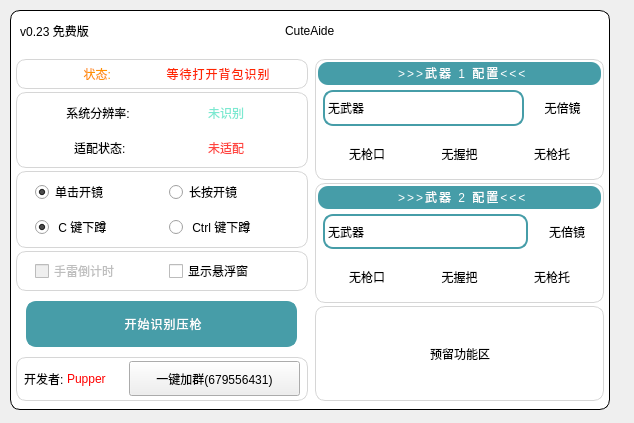
This is views/home.ui in Pupper0601/CuteAide as Qt 5 draws it before an edit. The edited form follows.
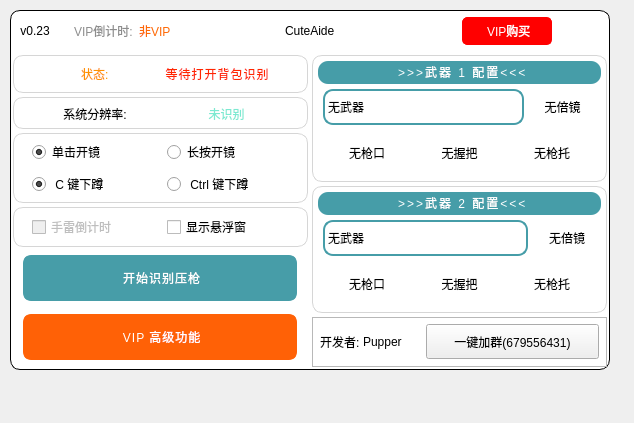
This is the edited form. Icons and pictures are not drawn.

Commit message: 1.增加登录功能 2.修复识别后无法输出的问题 3.ui更改

```diff
--- a/views/home.ui
+++ b/views/home.ui
@@ -27,19 +27,19 @@
       <x>10</x>
       <y>10</y>
       <width>600</width>
-      <height>400</height>
+      <height>360</height>
      </rect>
     </property>
     <property name="minimumSize">
      <size>
       <width>600</width>
-      <height>400</height>
+      <height>360</height>
      </size>
     </property>
     <property name="maximumSize">
      <size>
       <width>600</width>
-      <height>400</height>
+      <height>360</height>
      </size>
     </property>
     <property name="styleSheet">
@@ -93,7 +93,7 @@
          <widget class="QFrame" name="frame_16">
           <property name="sizePolicy">
            <sizepolicy hsizetype="Expanding" vsizetype="Preferred">
-            <horstretch>0</horstretch>
+            <horstretch>1</horstretch>
             <verstretch>0</verstretch>
            </sizepolicy>
           </property>
@@ -124,7 +124,7 @@
 }</string>
              </property>
              <property name="text">
-              <string>v0.23 免费版</string>
+              <string>v0.23</string>
              </property>
              <property name="icon">
               <iconset resource="../resource.qrc">
@@ -148,12 +148,52 @@
              </property>
              <property name="sizeHint" stdset="0">
               <size>
-               <width>71</width>
+               <width>5</width>
                <height>13</height>
               </size>
              </property>
             </spacer>
            </item>
+           <item>
+            <widget class="QLabel" name="label_19">
+             <property name="styleSheet">
+              <string notr="true">#label_19{
+	font: 700 8pt;
+	color: rgb(141, 141, 141);
+}</string>
+             </property>
+             <property name="text">
+              <string>VIP倒计时:</string>
+             </property>
+            </widget>
+           </item>
+           <item>
+            <widget class="QLabel" name="label_3">
+             <property name="styleSheet">
+              <string notr="true">#label_3{
+	color: rgb(255, 105, 5);
+	font: 700 8pt;
+	
+}</string>
+             </property>
+             <property name="text">
+              <string>非VIP</string>
+             </property>
+            </widget>
+           </item>
+           <item>
+            <spacer name="horizontalSpacer_48">
+             <property name="orientation">
+              <enum>Qt::Orientation::Horizontal</enum>
+             </property>
+             <property name="sizeHint" stdset="0">
+              <size>
+               <width>30</width>
+               <height>20</height>
+              </size>
+             </property>
+            </spacer>
+           </item>
           </layout>
          </widget>
         </item>
@@ -161,7 +201,7 @@
          <widget class="QFrame" name="frame_18">
           <property name="sizePolicy">
            <sizepolicy hsizetype="Expanding" vsizetype="Preferred">
-            <horstretch>0</horstretch>
+            <horstretch>1</horstretch>
             <verstretch>0</verstretch>
            </sizepolicy>
           </property>
@@ -241,6 +281,12 @@
         </item>
         <item>
          <widget class="QFrame" name="frame_17">
+          <property name="sizePolicy">
+           <sizepolicy hsizetype="Preferred" vsizetype="Preferred">
+            <horstretch>1</horstretch>
+            <verstretch>0</verstretch>
+           </sizepolicy>
+          </property>
           <property name="minimumSize">
            <size>
             <width>0</width>
@@ -264,16 +310,16 @@
             <number>6</number>
            </property>
            <property name="leftMargin">
-            <number>12</number>
+            <number>5</number>
            </property>
            <property name="topMargin">
-            <number>10</number>
+            <number>5</number>
            </property>
            <property name="rightMargin">
-            <number>12</number>
+            <number>5</number>
            </property>
            <property name="bottomMargin">
-            <number>12</number>
+            <number>5</number>
            </property>
            <item>
             <spacer name="horizontalSpacer_5">
@@ -288,6 +334,60 @@
              </property>
             </spacer>
            </item>
+           <item>
+            <widget class="QPushButton" name="pushButton_7">
+             <property name="enabled">
+              <bool>false</bool>
+             </property>
+             <property name="minimumSize">
+              <size>
+               <width>90</width>
+               <height>28</height>
+              </size>
+             </property>
+             <property name="maximumSize">
+              <size>
+               <width>90</width>
+               <height>16777215</height>
+              </size>
+             </property>
+             <property name="styleSheet">
+              <string notr="true">#pushButton_7{
+	font: 700 10pt;
+	color: rgb(255, 255, 255);
+	border: 1px solid rgb(255, 0, 0);
+	background: rgb(255, 0, 0);
+	border-radius: 5px;
+}
+
+#pushButton_7:hover{
+	color: rgb(255, 255, 255);
+	border: 1px solid rgb(255, 92, 16);
+	background: rgb(255, 92, 16);
+}</string>
+             </property>
+             <property name="text">
+              <string> VIP购买</string>
+             </property>
+             <property name="icon">
+              <iconset resource="../resource.qrc">
+               <normaloff>:/icon/resource/icon/vip.png</normaloff>:/icon/resource/icon/vip.png</iconset>
+             </property>
+            </widget>
+           </item>
+           <item>
+            <spacer name="horizontalSpacer_47">
+             <property name="orientation">
+              <enum>Qt::Orientation::Horizontal</enum>
+             </property>
+             <property name="sizeHint" stdset="0">
+              <size>
+               <width>40</width>
+               <height>20</height>
+              </size>
+             </property>
+            </spacer>
+           </item>
            <item>
             <widget class="QPushButton" name="pushButton_4">
              <property name="minimumSize">
@@ -405,26 +505,26 @@
           </property>
           <layout class="QVBoxLayout" name="verticalLayout_6">
            <property name="spacing">
-            <number>3</number>
+            <number>2</number>
            </property>
            <property name="leftMargin">
-            <number>5</number>
+            <number>2</number>
            </property>
            <property name="topMargin">
-            <number>8</number>
+            <number>2</number>
            </property>
            <property name="rightMargin">
             <number>2</number>
            </property>
            <property name="bottomMargin">
-            <number>8</number>
+            <number>2</number>
            </property>
            <item>
             <widget class="QFrame" name="frame_24">
              <property name="maximumSize">
               <size>
                <width>16777215</width>
-               <height>30</height>
+               <height>38</height>
               </size>
              </property>
              <property name="styleSheet">
@@ -552,7 +652,13 @@
              <property name="minimumSize">
               <size>
                <width>0</width>
-               <height>61</height>
+               <height>32</height>
+              </size>
+             </property>
+             <property name="maximumSize">
+              <size>
+               <width>16777215</width>
+               <height>32</height>
               </size>
              </property>
              <property name="styleSheet">
@@ -570,19 +676,19 @@
              </property>
              <layout class="QVBoxLayout" name="verticalLayout_2">
               <property name="spacing">
-               <number>1</number>
+               <number>0</number>
               </property>
               <property name="leftMargin">
-               <number>2</number>
+               <number>0</number>
               </property>
               <property name="topMargin">
-               <number>2</number>
+               <number>0</number>
               </property>
               <property name="rightMargin">
-               <number>2</number>
+               <number>0</number>
               </property>
               <property name="bottomMargin">
-               <number>2</number>
+               <number>0</number>
               </property>
               <item>
                <widget class="QFrame" name="frame_8">
@@ -595,13 +701,13 @@
                 <property name="minimumSize">
                  <size>
                   <width>0</width>
-                  <height>20</height>
+                  <height>32</height>
                  </size>
                 </property>
                 <property name="maximumSize">
                  <size>
                   <width>16777215</width>
-                  <height>40</height>
+                  <height>32</height>
                  </size>
                 </property>
                 <property name="styleSheet">
@@ -699,114 +805,6 @@
                 </layout>
                </widget>
               </item>
-              <item>
-               <widget class="QFrame" name="frame_9">
-                <property name="sizePolicy">
-                 <sizepolicy hsizetype="Expanding" vsizetype="Preferred">
-                  <horstretch>0</horstretch>
-                  <verstretch>1</verstretch>
-                 </sizepolicy>
-                </property>
-                <property name="maximumSize">
-                 <size>
-                  <width>16777215</width>
-                  <height>40</height>
-                 </size>
-                </property>
-                <property name="styleSheet">
-                 <string notr="true">#frame_9{
-	border: none;
-}</string>
-                </property>
-                <property name="frameShape">
-                 <enum>QFrame::Shape::StyledPanel</enum>
-                </property>
-                <property name="frameShadow">
-                 <enum>QFrame::Shadow::Raised</enum>
-                </property>
-                <layout class="QHBoxLayout" name="horizontalLayout_3">
-                 <property name="spacing">
-                  <number>0</number>
-                 </property>
-                 <property name="leftMargin">
-                  <number>0</number>
-                 </property>
-                 <property name="topMargin">
-                  <number>0</number>
-                 </property>
-                 <property name="rightMargin">
-                  <number>0</number>
-                 </property>
-                 <property name="bottomMargin">
-                  <number>0</number>
-                 </property>
-                 <item>
-                  <spacer name="horizontalSpacer_3">
-                   <property name="orientation">
-                    <enum>Qt::Orientation::Horizontal</enum>
-                   </property>
-                   <property name="sizeHint" stdset="0">
-                    <size>
-                     <width>15</width>
-                     <height>20</height>
-                    </size>
-                   </property>
-                  </spacer>
-                 </item>
-                 <item>
-                  <widget class="QLabel" name="label_3">
-                   <property name="sizePolicy">
-                    <sizepolicy hsizetype="Preferred" vsizetype="Preferred">
-                     <horstretch>1</horstretch>
-                     <verstretch>0</verstretch>
-                    </sizepolicy>
-                   </property>
-                   <property name="text">
-                    <string> 适配状态:</string>
-                   </property>
-                   <property name="alignment">
-                    <set>Qt::AlignmentFlag::AlignCenter</set>
-                   </property>
-                  </widget>
-                 </item>
-                 <item>
-                  <widget class="QLabel" name="label_4">
-                   <property name="sizePolicy">
-                    <sizepolicy hsizetype="Preferred" vsizetype="Preferred">
-                     <horstretch>1</horstretch>
-                     <verstretch>0</verstretch>
-                    </sizepolicy>
-                   </property>
-                   <property name="styleSheet">
-                    <string notr="true">#label_4{
-	font: 700 13pt;
-	color: rgb(255, 68, 63)
-}</string>
-                   </property>
-                   <property name="text">
-                    <string>未适配</string>
-                   </property>
-                   <property name="alignment">
-                    <set>Qt::AlignmentFlag::AlignCenter</set>
-                   </property>
-                  </widget>
-                 </item>
-                 <item>
-                  <spacer name="horizontalSpacer_4">
-                   <property name="orientation">
-                    <enum>Qt::Orientation::Horizontal</enum>
-                   </property>
-                   <property name="sizeHint" stdset="0">
-                    <size>
-                     <width>15</width>
-                     <height>20</height>
-                    </size>
-                   </property>
-                  </spacer>
-                 </item>
-                </layout>
-               </widget>
-              </item>
              </layout>
             </widget>
            </item>
@@ -821,7 +819,13 @@
              <property name="minimumSize">
               <size>
                <width>0</width>
-               <height>77</height>
+               <height>70</height>
+              </size>
+             </property>
+             <property name="maximumSize">
+              <size>
+               <width>16777215</width>
+               <height>70</height>
               </size>
              </property>
              <property name="styleSheet">
@@ -1237,7 +1241,7 @@
              <property name="maximumSize">
               <size>
                <width>16777215</width>
-               <height>60</height>
+               <height>55</height>
               </size>
              </property>
              <property name="styleSheet">
@@ -1275,7 +1279,7 @@
                 <property name="sizeHint" stdset="0">
                  <size>
                   <width>10</width>
-                  <height>20</height>
+                  <height>15</height>
                  </size>
                 </property>
                </spacer>
@@ -1299,7 +1303,7 @@
 	font: 700 20pt ;
 	background-color: rgb(71,157,168);
 	color: rgb(255,255,255);
-	border-radius: 10px;
+	border-radius: 8px;
 	border: 3px solid rgb(71,157,168);
 	letter-spacing: 1px;
 
@@ -1334,7 +1338,7 @@
                 <property name="sizeHint" stdset="0">
                  <size>
                   <width>11</width>
-                  <height>20</height>
+                  <height>15</height>
                  </size>
                 </property>
                </spacer>
@@ -1345,28 +1349,20 @@
            <item>
             <widget class="QFrame" name="frame_21">
              <property name="sizePolicy">
-              <sizepolicy hsizetype="Expanding" vsizetype="Preferred">
+              <sizepolicy hsizetype="Preferred" vsizetype="Preferred">
                <horstretch>0</horstretch>
                <verstretch>0</verstretch>
               </sizepolicy>
              </property>
-             <property name="minimumSize">
-              <size>
-               <width>0</width>
-               <height>0</height>
-              </size>
-             </property>
              <property name="maximumSize">
               <size>
                <width>16777215</width>
-               <height>44</height>
+               <height>55</height>
               </size>
              </property>
              <property name="styleSheet">
               <string notr="true">#frame_21{
 	border: none;
-	border-radius: 10px;
-	border: 1px solid rgb(214, 214, 214);
 }</string>
              </property>
              <property name="frameShape">
@@ -1380,95 +1376,25 @@
                <number>0</number>
               </property>
               <property name="leftMargin">
-               <number>2</number>
+               <number>0</number>
               </property>
               <property name="topMargin">
-               <number>2</number>
+               <number>0</number>
               </property>
               <property name="rightMargin">
-               <number>2</number>
+               <number>0</number>
               </property>
               <property name="bottomMargin">
-               <number>2</number>
+               <number>0</number>
               </property>
               <item>
-               <spacer name="horizontalSpacer_40">
+               <spacer name="horizontalSpacer_38">
                 <property name="orientation">
                  <enum>Qt::Orientation::Horizontal</enum>
                 </property>
                 <property name="sizeHint" stdset="0">
                  <size>
-                  <width>5</width>
-                  <height>20</height>
-                 </size>
-                </property>
-               </spacer>
-              </item>
-              <item>
-               <widget class="QLabel" name="label_16">
-                <property name="sizePolicy">
-                 <sizepolicy hsizetype="Preferred" vsizetype="Preferred">
-                  <horstretch>1</horstretch>
-                  <verstretch>0</verstretch>
-                 </sizepolicy>
-                </property>
-                <property name="minimumSize">
-                 <size>
-                  <width>42</width>
-                  <height>0</height>
-                 </size>
-                </property>
-                <property name="maximumSize">
-                 <size>
-                  <width>42</width>
-                  <height>16777215</height>
-                 </size>
-                </property>
-                <property name="text">
-                 <string>开发者: </string>
-                </property>
-               </widget>
-              </item>
-              <item>
-               <spacer name="horizontalSpacer_43">
-                <property name="orientation">
-                 <enum>Qt::Orientation::Horizontal</enum>
-                </property>
-                <property name="sizeHint" stdset="0">
-                 <size>
-                  <width>1</width>
-                  <height>20</height>
-                 </size>
-                </property>
-               </spacer>
-              </item>
-              <item>
-               <widget class="QLabel" name="label_17">
-                <property name="sizePolicy">
-                 <sizepolicy hsizetype="Preferred" vsizetype="Preferred">
-                  <horstretch>1</horstretch>
-                  <verstretch>0</verstretch>
-                 </sizepolicy>
-                </property>
-                <property name="styleSheet">
-                 <string notr="true">#label_17{
-	color: red;
-	font: 700 10pt;
-}</string>
-                </property>
-                <property name="text">
-                 <string>Pupper</string>
-                </property>
-               </widget>
-              </item>
-              <item>
-               <spacer name="horizontalSpacer_41">
-                <property name="orientation">
-                 <enum>Qt::Orientation::Horizontal</enum>
-                </property>
-                <property name="sizeHint" stdset="0">
-                 <size>
-                  <width>5</width>
+                  <width>10</width>
                   <height>20</height>
                  </size>
                 </property>
@@ -1476,41 +1402,62 @@
               </item>
               <item>
                <widget class="QPushButton" name="pushButton_11">
+                <property name="enabled">
+                 <bool>false</bool>
+                </property>
                 <property name="sizePolicy">
                  <sizepolicy hsizetype="Expanding" vsizetype="Fixed">
-                  <horstretch>3</horstretch>
+                  <horstretch>1</horstretch>
                   <verstretch>0</verstretch>
                  </sizepolicy>
                 </property>
                 <property name="minimumSize">
                  <size>
-                  <width>20</width>
-                  <height>35</height>
+                  <width>0</width>
+                  <height>46</height>
                  </size>
                 </property>
-                <property name="maximumSize">
-                 <size>
-                  <width>16777215</width>
-                  <height>35</height>
-                 </size>
+                <property name="styleSheet">
+                 <string notr="true">#pushButton_11{
+	font: 700 18pt ;
+	background-color: rgb(255, 97, 6);
+	color: rgb(255,255,255);
+	border-radius: 8px;
+	border: 3px solid rgb(255, 97, 6);
+	letter-spacing: 1px;
+
+}
+
+#pushButton_11:hover{
+	background-color: rgb(255, 0, 0);
+	border: 3px solid rgb(255, 0, 0);
+	color: rgb(255,255,255);
+}
+</string>
                 </property>
                 <property name="text">
-                 <string>一键加群(679556431)</string>
+                 <string> VIP 高级功能</string>
                 </property>
                 <property name="icon">
                  <iconset resource="../resource.qrc">
-                  <normaloff>:/icon/resource/icon/qq.png</normaloff>:/icon/resource/icon/qq.png</iconset>
+                  <normaloff>:/icon/resource/icon/vip_1.png</normaloff>:/icon/resource/icon/vip_1.png</iconset>
+                </property>
+                <property name="iconSize">
+                 <size>
+                  <width>30</width>
+                  <height>30</height>
+                 </size>
                 </property>
                </widget>
               </item>
               <item>
-               <spacer name="horizontalSpacer_42">
+               <spacer name="horizontalSpacer_39">
                 <property name="orientation">
                  <enum>Qt::Orientation::Horizontal</enum>
                 </property>
                 <property name="sizeHint" stdset="0">
                  <size>
-                  <width>5</width>
+                  <width>11</width>
                   <height>20</height>
                  </size>
                 </property>
@@ -1532,19 +1479,19 @@
           </property>
           <layout class="QVBoxLayout" name="verticalLayout_7">
            <property name="spacing">
-            <number>3</number>
+            <number>4</number>
            </property>
            <property name="leftMargin">
-            <number>5</number>
+            <number>2</number>
            </property>
            <property name="topMargin">
-            <number>8</number>
+            <number>4</number>
            </property>
            <property name="rightMargin">
-            <number>5</number>
+            <number>2</number>
            </property>
            <property name="bottomMargin">
-            <number>8</number>
+            <number>2</number>
            </property>
            <item>
             <widget class="QFrame" name="frame_3">
@@ -1565,16 +1512,16 @@
                <number>0</number>
               </property>
               <property name="leftMargin">
-               <number>2</number>
+               <number>5</number>
               </property>
               <property name="topMargin">
-               <number>2</number>
+               <number>5</number>
               </property>
               <property name="rightMargin">
-               <number>2</number>
+               <number>5</number>
               </property>
               <property name="bottomMargin">
-               <number>2</number>
+               <number>5</number>
               </property>
               <item>
                <widget class="QFrame" name="frame_10">
@@ -1953,16 +1900,16 @@
                <number>0</number>
               </property>
               <property name="leftMargin">
-               <number>2</number>
+               <number>5</number>
               </property>
               <property name="topMargin">
-               <number>2</number>
+               <number>5</number>
               </property>
               <property name="rightMargin">
-               <number>2</number>
+               <number>5</number>
               </property>
               <property name="bottomMargin">
-               <number>2</number>
+               <number>5</number>
               </property>
               <item>
                <widget class="QFrame" name="frame_13">
@@ -2319,17 +2266,30 @@
             </widget>
            </item>
            <item>
-            <widget class="QFrame" name="frame_7">
+            <widget class="QFrame" name="frame_22">
+             <property name="sizePolicy">
+              <sizepolicy hsizetype="Expanding" vsizetype="Preferred">
+               <horstretch>0</horstretch>
+               <verstretch>0</verstretch>
+              </sizepolicy>
+             </property>
+             <property name="minimumSize">
+              <size>
+               <width>0</width>
+               <height>50</height>
+              </size>
+             </property>
              <property name="maximumSize">
               <size>
                <width>16777215</width>
-               <height>95</height>
+               <height>50</height>
               </size>
              </property>
              <property name="styleSheet">
-              <string notr="true">#frame_7{
-	border: 1px solid rgb(214, 214, 214);
+              <string notr="true">#frame_21{
+	border: none;
 	border-radius: 10px;
+	border: 1px solid rgb(214, 214, 214);
 }</string>
              </property>
              <property name="frameShape">
@@ -2338,7 +2298,7 @@
              <property name="frameShadow">
               <enum>QFrame::Shadow::Raised</enum>
              </property>
-             <layout class="QVBoxLayout" name="verticalLayout_8">
+             <layout class="QHBoxLayout" name="horizontalLayout_20">
               <property name="spacing">
                <number>0</number>
               </property>
@@ -2355,53 +2315,130 @@
                <number>2</number>
               </property>
               <item>
-               <widget class="QFrame" name="frame_25">
+               <spacer name="horizontalSpacer_51">
+                <property name="orientation">
+                 <enum>Qt::Orientation::Horizontal</enum>
+                </property>
+                <property name="sizeHint" stdset="0">
+                 <size>
+                  <width>5</width>
+                  <height>20</height>
+                 </size>
+                </property>
+               </spacer>
+              </item>
+              <item>
+               <widget class="QLabel" name="label_20">
+                <property name="sizePolicy">
+                 <sizepolicy hsizetype="Preferred" vsizetype="Preferred">
+                  <horstretch>1</horstretch>
+                  <verstretch>0</verstretch>
+                 </sizepolicy>
+                </property>
+                <property name="minimumSize">
+                 <size>
+                  <width>42</width>
+                  <height>0</height>
+                 </size>
+                </property>
+                <property name="maximumSize">
+                 <size>
+                  <width>42</width>
+                  <height>16777215</height>
+                 </size>
+                </property>
+                <property name="text">
+                 <string>开发者: </string>
+                </property>
+               </widget>
+              </item>
+              <item>
+               <spacer name="horizontalSpacer_52">
+                <property name="orientation">
+                 <enum>Qt::Orientation::Horizontal</enum>
+                </property>
+                <property name="sizeHint" stdset="0">
+                 <size>
+                  <width>1</width>
+                  <height>20</height>
+                 </size>
+                </property>
+               </spacer>
+              </item>
+              <item>
+               <widget class="QLabel" name="label_21">
+                <property name="sizePolicy">
+                 <sizepolicy hsizetype="Preferred" vsizetype="Preferred">
+                  <horstretch>1</horstretch>
+                  <verstretch>0</verstretch>
+                 </sizepolicy>
+                </property>
                 <property name="styleSheet">
-                 <string notr="true">background-color: rgba(255, 255, 255, 0);</string>
+                 <string notr="true">#label_17{
+	color: red;
+	font: 700 10pt;
+}</string>
                 </property>
-                <property name="frameShape">
-                 <enum>QFrame::Shape::StyledPanel</enum>
+                <property name="text">
+                 <string>Pupper</string>
                 </property>
-                <property name="frameShadow">
-                 <enum>QFrame::Shadow::Raised</enum>
+               </widget>
+              </item>
+              <item>
+               <spacer name="horizontalSpacer_53">
+                <property name="orientation">
+                 <enum>Qt::Orientation::Horizontal</enum>
                 </property>
-                <layout class="QHBoxLayout" name="horizontalLayout_20">
-                 <item>
-                  <spacer name="horizontalSpacer_38">
-                   <property name="orientation">
-                    <enum>Qt::Orientation::Horizontal</enum>
-                   </property>
-                   <property name="sizeHint" stdset="0">
-                    <size>
-                     <width>93</width>
-                     <height>20</height>
-                    </size>
-                   </property>
-                  </spacer>
-                 </item>
-                 <item>
-                  <widget class="QLabel" name="label_5">
-                   <property name="text">
-                    <string>预留功能区</string>
-                   </property>
-                  </widget>
-                 </item>
-                 <item>
-                  <spacer name="horizontalSpacer_39">
-                   <property name="orientation">
-                    <enum>Qt::Orientation::Horizontal</enum>
-                   </property>
-                   <property name="sizeHint" stdset="0">
-                    <size>
-                     <width>92</width>
-                     <height>20</height>
-                    </size>
-                   </property>
-                  </spacer>
-                 </item>
-                </layout>
+                <property name="sizeHint" stdset="0">
+                 <size>
+                  <width>5</width>
+                  <height>20</height>
+                 </size>
+                </property>
+               </spacer>
+              </item>
+              <item>
+               <widget class="QPushButton" name="pushButton_12">
+                <property name="sizePolicy">
+                 <sizepolicy hsizetype="Expanding" vsizetype="Fixed">
+                  <horstretch>3</horstretch>
+                  <verstretch>0</verstretch>
+                 </sizepolicy>
+                </property>
+                <property name="minimumSize">
+                 <size>
+                  <width>20</width>
+                  <height>35</height>
+                 </size>
+                </property>
+                <property name="maximumSize">
+                 <size>
+                  <width>16777215</width>
+                  <height>35</height>
+                 </size>
+                </property>
+                <property name="text">
+                 <string>一键加群(679556431)</string>
+                </property>
+                <property name="icon">
+                 <iconset resource="../resource.qrc">
+                  <normaloff>:/icon/resource/icon/qq.png</normaloff>:/icon/resource/icon/qq.png</iconset>
+                </property>
                </widget>
               </item>
+              <item>
+               <spacer name="horizontalSpacer_54">
+                <property name="orientation">
+                 <enum>Qt::Orientation::Horizontal</enum>
+                </property>
+                <property name="sizeHint" stdset="0">
+                 <size>
+                  <width>5</width>
+                  <height>20</height>
+                 </size>
+                </property>
+               </spacer>
+              </item>
              </layout>
             </widget>
            </item>
```
Left out of the diff: 4 changed lines with no effect on the pictures. The commit also changes 22 other files.
